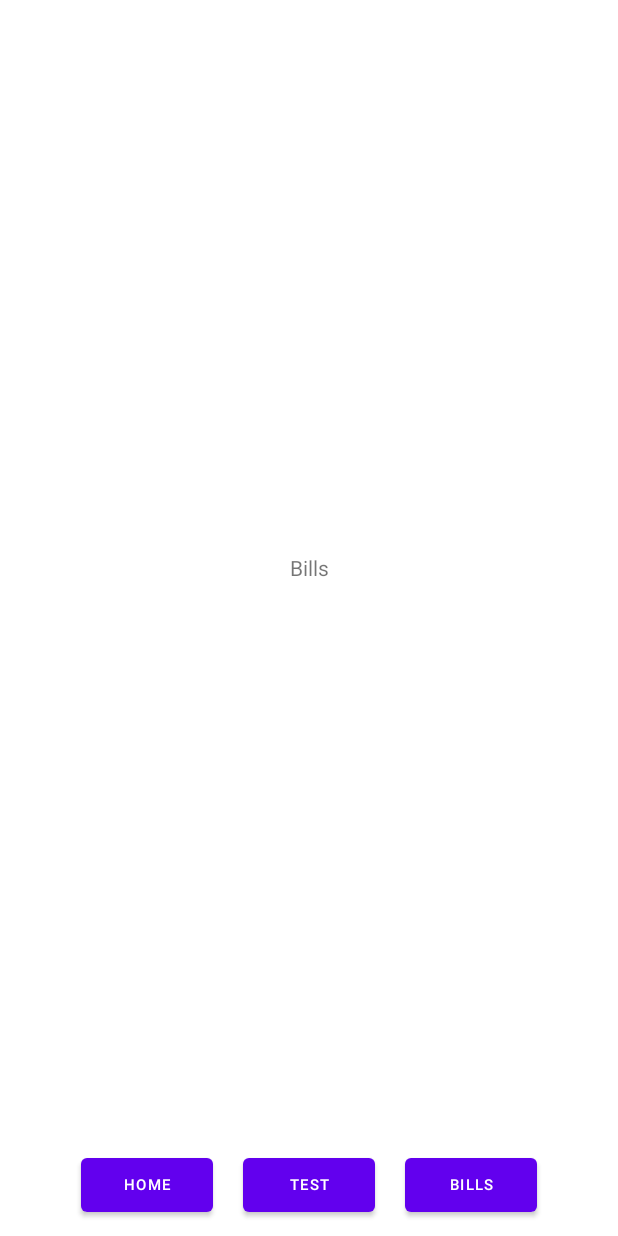
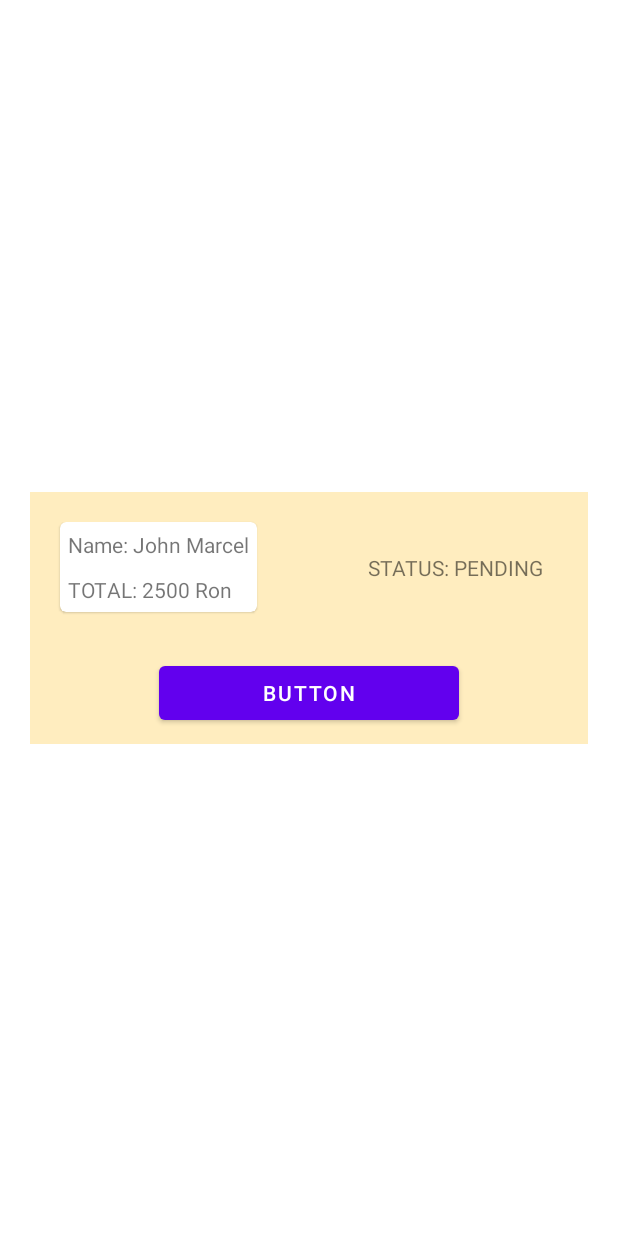
Before and after one commit to Mihai-Razvan/CustomerApp, an Android app: the screen it shows after launch (MainActivity before the commit, BillsActivity after it), after a tap on "BILLS", on a phone screen of 412 x 824 dp. Run offline under Robolectric (Android 15) with nearby library versions, the phone set to English and light mode, and no system bars; our stand-ins replace navigation-ui; 1 other tap on this screen came first.

Commit message:
bill cardview in xml

```diff
--- a/CustomerApp/CustomerApp_Client/app/build.gradle
+++ b/CustomerApp/CustomerApp_Client/app/build.gradle
@@ -37,6 +37,7 @@ dependencies {
     implementation 'androidx.constraintlayout:constraintlayout:2.1.3'
     implementation 'androidx.navigation:navigation-fragment:2.4.1'
     implementation 'androidx.navigation:navigation-ui:2.4.1'
+    implementation 'com.google.android.material:material:1.5.0'
     testImplementation 'junit:junit:4.13.2'
     androidTestImplementation 'androidx.test.ext:junit:1.1.3'
     androidTestImplementation 'androidx.test.espresso:espresso-core:3.4.0'
--- a/CustomerApp/CustomerApp_Client/app/src/main/java/com/example/customerapp_client/BillsActivity.java
+++ b/CustomerApp/CustomerApp_Client/app/src/main/java/com/example/customerapp_client/BillsActivity.java
@@ -28,12 +28,12 @@ public class BillsActivity extends AppCompatActivity {
         binding = ActivityBillsBinding.inflate(getLayoutInflater());
         setContentView(binding.getRoot());
 
-        getActivityElements();
+       // getActivityElements();
     }
 
     private void getActivityElements()
     {
-        act_bills_bill_id_TW = findViewById(R.id.act_bills_bill_id_TW);
-        act_bills_bill_id_TW = findViewById(R.id.act_bills_bill_price_TW);
+     //   act_bills_bill_id_TW = findViewById(R.id.act_bills_bill_id_TW);
+      //  act_bills_bill_id_TW = findViewById(R.id.act_bills_bill_price_TW);
     }
 }
--- a/CustomerApp/CustomerApp_Client/app/src/main/java/com/example/customerapp_client/MainActivity.java
+++ b/CustomerApp/CustomerApp_Client/app/src/main/java/com/example/customerapp_client/MainActivity.java
@@ -1,5 +1,6 @@
 package com.example.customerapp_client;
 
+import android.content.Intent;
 import android.os.Bundle;
 
 import androidx.appcompat.app.AppCompatActivity;
@@ -54,10 +55,10 @@ public class MainActivity extends AppCompatActivity {
         act_main_bills_button.setOnClickListener(new View.OnClickListener() {
             @Override
             public void onClick(View view) {
-                act_main_tw.setText("Bills");
-                HttpRequestsBills httpRequestsBills = new HttpRequestsBills("/bills");
-                Thread connectionThread = new Thread(httpRequestsBills);
-                connectionThread.start();
+                startActivity(new Intent(MainActivity.this, BillsActivity.class));
+//                HttpRequestsBills httpRequestsBills = new HttpRequestsBills("/bills");
+//                Thread connectionThread = new Thread(httpRequestsBills);
+//                connectionThread.start();
             }
         });
     }
--- a/CustomerApp/CustomerApp_Client/app/src/main/res/layout/activity_bills.xml
+++ b/CustomerApp/CustomerApp_Client/app/src/main/res/layout/activity_bills.xml
@@ -6,12 +6,28 @@
     android:layout_height="match_parent"
     tools:context=".BillsActivity">
 
-    <androidx.cardview.widget.CardView
+    <LinearLayout
         android:layout_width="match_parent"
         android:layout_height="wrap_content"
+        android:orientation="vertical"
+        android:layout_margin="20dp"
+        android:background="@color/testColor"
         app:layout_constraintBottom_toBottomOf="parent"
+        app:layout_constraintEnd_toEndOf="parent"
+        app:layout_constraintHorizontal_bias="1.0"
         app:layout_constraintStart_toStartOf="parent"
         app:layout_constraintTop_toTopOf="parent">
+
+        <LinearLayout
+            android:layout_width="match_parent"
+            android:layout_height="match_parent"
+            android:orientation="horizontal"
+            android:layout_margin="10dp">
+
+            <com.google.android.material.card.MaterialCardView
+                android:layout_width="wrap_content"
+                android:layout_height="wrap_content"
+                android:layout_margin="10dp">
 
                 <LinearLayout
                     android:layout_width="match_parent"
@@ -22,14 +38,53 @@
                         android:id="@+id/act_bills_bill_id_TW"
                         android:layout_width="wrap_content"
                         android:layout_height="wrap_content"
-                android:text="Id:" />
+                        android:text="Name: John Marcel"
+                        android:layout_margin="5dp"/>
 
                     <TextView
                         android:id="@+id/act_bills_bill_price_TW"
                         android:layout_width="wrap_content"
                         android:layout_height="wrap_content"
-                android:text="Price:" />
+                        android:text="TOTAL: 2500 Ron"
+                        android:layout_margin="5dp"/>
+
                 </LinearLayout>
 
-    </androidx.cardview.widget.CardView>
+            </com.google.android.material.card.MaterialCardView>
+
+            <androidx.constraintlayout.widget.ConstraintLayout
+                android:layout_width="match_parent"
+                android:layout_height="match_parent">
+
+                <TextView
+                    android:id="@+id/textView2"
+                    android:layout_width="wrap_content"
+                    android:layout_height="wrap_content"
+                    android:layout_weight="1"
+                    android:layout_marginRight='20dp'
+                    android:text="STATUS: PENDING"
+                    app:layout_constraintBottom_toBottomOf="parent"
+                    app:layout_constraintEnd_toEndOf="parent"
+                    app:layout_constraintTop_toTopOf="parent" />
             </androidx.constraintlayout.widget.ConstraintLayout>
+
+        </LinearLayout>
+
+        <androidx.constraintlayout.widget.ConstraintLayout
+            android:layout_width="match_parent"
+            android:layout_height="match_parent"
+            android:layout_margin="10dp">
+
+            <Button
+                android:id="@+id/button"
+                android:layout_width="200dp"
+                android:layout_height="wrap_content"
+                android:text="Button"
+                app:layout_constraintBottom_toBottomOf="parent"
+                app:layout_constraintEnd_toEndOf="parent"
+                app:layout_constraintStart_toStartOf="parent"
+                app:layout_constraintTop_toTopOf="parent" />
+        </androidx.constraintlayout.widget.ConstraintLayout>
+    </LinearLayout>
+
+</androidx.constraintlayout.widget.ConstraintLayout>
--- a/CustomerApp/CustomerApp_Client/app/src/main/res/values/strings.xml
+++ b/CustomerApp/CustomerApp_Client/app/src/main/res/values/strings.xml
@@ -10,4 +10,6 @@
     <string name="hello_first_fragment">Hello first fragment</string>
     <string name="hello_second_fragment">Hello second fragment. Arg: %1$s</string>
     <string name="title_activity_bills">BillsActivity</string>
+
+    <color name="testColor">#ffedbf</color>
 </resources>
```
Lines whose indentation alone changed are shown as unchanged.
